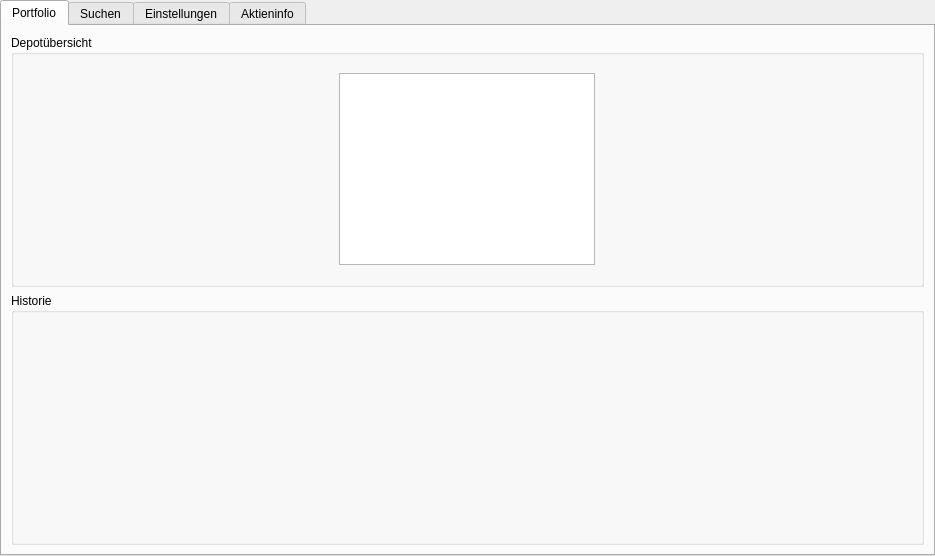
The window that ui/main_window.ui (eliaskohout/Boersenspiel) describes before a commit, drawn with Qt 5.
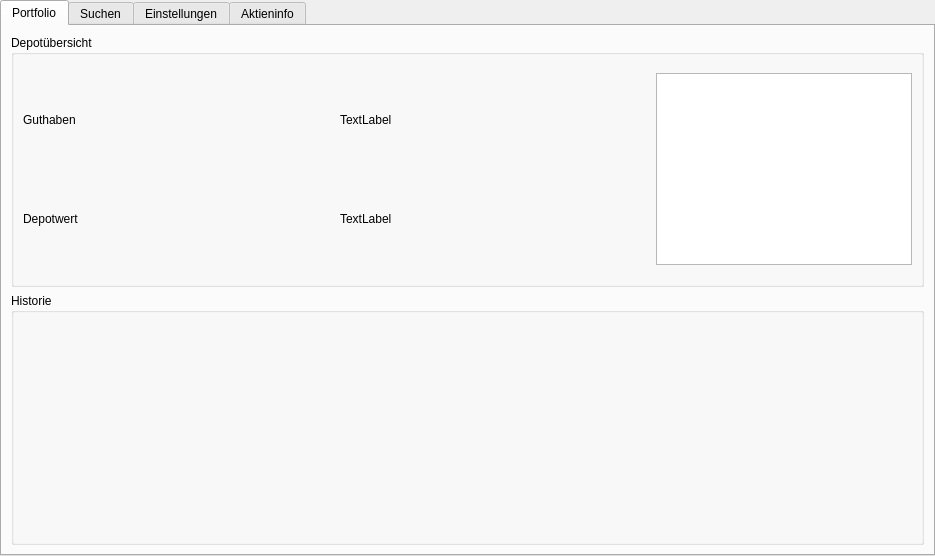
The same window after the commit.

```diff
--- a/ui/main_window.ui
+++ b/ui/main_window.ui
@@ -76,7 +76,45 @@
           <string>Depotübersicht</string>
          </property>
          <layout class="QGridLayout" name="gridLayout_3">
+          <item row="3" column="0">
+           <layout class="QHBoxLayout" name="horizontalLayout">
+            <item>
+             <layout class="QVBoxLayout" name="verticalLayout_2">
+              <item>
+               <layout class="QGridLayout" name="gridLayout_6">
+                <item row="1" column="0">
+                 <widget class="QLabel" name="label_2">
+                  <property name="text">
+                   <string>Depotwert</string>
+                  </property>
+                 </widget>
+                </item>
           <item row="0" column="0">
+                 <widget class="QLabel" name="label_4">
+                  <property name="text">
+                   <string>Guthaben</string>
+                  </property>
+                 </widget>
+                </item>
+                <item row="0" column="1">
+                 <widget class="QLabel" name="label_guthaben">
+                  <property name="text">
+                   <string>TextLabel</string>
+                  </property>
+                 </widget>
+                </item>
+                <item row="1" column="1">
+                 <widget class="QLabel" name="label_depotwert">
+                  <property name="text">
+                   <string>TextLabel</string>
+                  </property>
+                 </widget>
+                </item>
+               </layout>
+              </item>
+             </layout>
+            </item>
+            <item>
            <widget class="QListWidget" name="listWidget_gekaufteAktien">
             <property name="sizePolicy">
              <sizepolicy hsizetype="Fixed" vsizetype="Fixed">
@@ -85,6 +123,8 @@
              </sizepolicy>
             </property>
            </widget>
+            </item>
+           </layout>
           </item>
          </layout>
         </widget>
```
Lines whose indentation alone changed are shown as unchanged.
